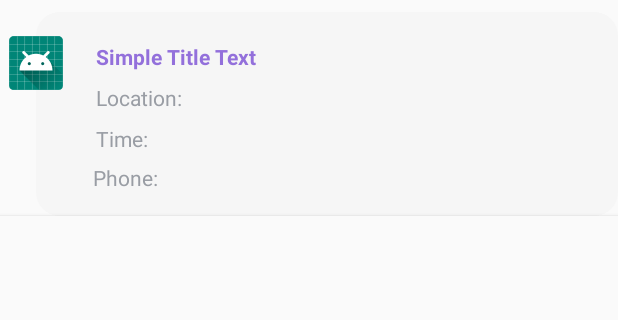
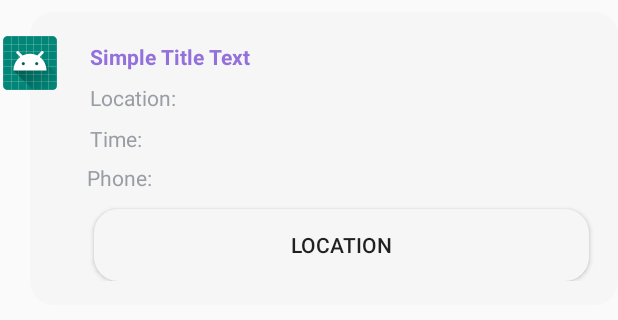
Before and after one commit to krnsree/Leben, an Android app: the layout rv_cell.xml on its own in the app's theme, with its tools: preview values and no code run, on a phone screen of 412 x 824 dp. Shown: the top 320 px of the screen. Run offline under Robolectric (Android 15) with nearby library versions, the light colour scheme and no system bars.

Commit message:
first comm

```diff
--- a/app/build.gradle
+++ b/app/build.gradle
@@ -40,4 +40,8 @@ dependencies {
     androidTestImplementation 'androidx.test.ext:junit:1.1.1'
     androidTestImplementation 'androidx.test.espresso:espresso-core:3.2.0'
     annotationProcessor 'com.jakewharton:butterknife-compiler:10.2.0'
+    implementation 'com.firebaseui:firebase-ui-database:6.2.0'
+    implementation 'com.firebaseui:firebase-ui-firestore:6.2.0'
+    implementation 'com.firebaseui:firebase-ui-auth:6.2.0'
+    implementation 'com.firebaseui:firebase-ui-storage:6.2.0'
 }
--- a/app/src/main/AndroidManifest.xml
+++ b/app/src/main/AndroidManifest.xml
@@ -1,6 +1,8 @@
 <?xml version="1.0" encoding="utf-8"?>
 <manifest xmlns:android="http://schemas.android.com/apk/res/android"
     package="com.example.project">
+
+    <uses-permission android:name="android.permission.INTERNET"/>
 
     <application
         android:allowBackup="true"
--- a/app/src/main/res/layout/fragment_hospital.xml
+++ b/app/src/main/res/layout/fragment_hospital.xml
@@ -10,4 +10,10 @@
         android:layout_height="wrap_content"
         android:id="@+id/hospitalList"/>
 
+    <ProgressBar
+        android:layout_width="70dp"
+        android:layout_height="61dp"
+        android:layout_gravity="center"
+        android:id="@+id/rvProgressBar"/>
+
 </FrameLayout>
--- a/app/src/main/res/layout/rv_cell.xml
+++ b/app/src/main/res/layout/rv_cell.xml
@@ -7,35 +7,25 @@
     android:layout_height="wrap_content"
     android:layout_marginTop="8dp">
 
-    <Button
-        android:id="@+id/button"
-        android:layout_width="match_parent"
-        android:layout_height="match_parent"
-        android:text="Location"
-        app:layout_constraintEnd_toEndOf="parent"
-        app:layout_constraintStart_toStartOf="parent"
-        app:layout_constraintTop_toBottomOf="@+id/container"
-        android:background="@color/card_bg_color" />
-
     <RelativeLayout
         android:id="@+id/container"
         android:layout_width="0dp"
         android:layout_height="wrap_content"
-        android:layout_marginStart="24dp"
+        android:layout_marginStart="20dp"
         android:background="@drawable/card_bg"
         android:paddingBottom="16dp"
         app:layout_constraintBottom_toBottomOf="parent"
         app:layout_constraintEnd_toEndOf="parent"
-        app:layout_constraintHorizontal_bias="0.0"
+        app:layout_constraintHorizontal_bias="1.0"
         app:layout_constraintStart_toStartOf="parent">
 
         <TextView
             android:id="@+id/location"
             android:layout_width="match_parent"
             android:layout_height="wrap_content"
-            android:layout_below="@id/tv_title"
-            android:layout_alignStart="@+id/tv_title"
-            android:layout_alignLeft="@id/tv_title"
+            android:layout_below="@id/title"
+            android:layout_alignStart="@+id/title"
+            android:layout_alignLeft="@id/title"
             android:layout_marginTop="8dp"
             android:layout_marginRight="16dp"
             android:lineSpacingExtra="8dp"
@@ -71,7 +61,7 @@
             android:textColor="@color/content_text_color" />
 
         <TextView
-            android:id="@+id/tv_title"
+            android:id="@+id/title"
             android:layout_width="wrap_content"
             android:layout_height="wrap_content"
             android:layout_alignParentStart="true"
@@ -83,6 +73,20 @@
             android:text="Simple Title Text "
             android:textColor="@color/colorPrimary"
             android:textStyle="bold" />
+
+        <Button
+            android:id="@+id/button"
+            android:layout_width="330dp"
+            android:layout_height="wrap_content"
+            android:layout_below="@+id/time"
+            android:layout_alignParentEnd="true"
+            android:layout_marginTop="37dp"
+            android:layout_marginEnd="19dp"
+            android:background="@drawable/card_bg"
+            android:text="Location"
+            app:layout_constraintEnd_toEndOf="parent"
+            app:layout_constraintStart_toStartOf="parent"
+            app:layout_constraintTop_toBottomOf="@+id/time" />
 
     </RelativeLayout>
 
```
Also changed, not shown: app/src/main/java/com/example/project/HospitalAdapter.java (added, +53 -0 lines), app/src/main/java/com/example/project/HospitalFragment.java (+63 -1 lines), app/src/main/java/com/example/project/RVCell.java (added, +86 -0 lines).
